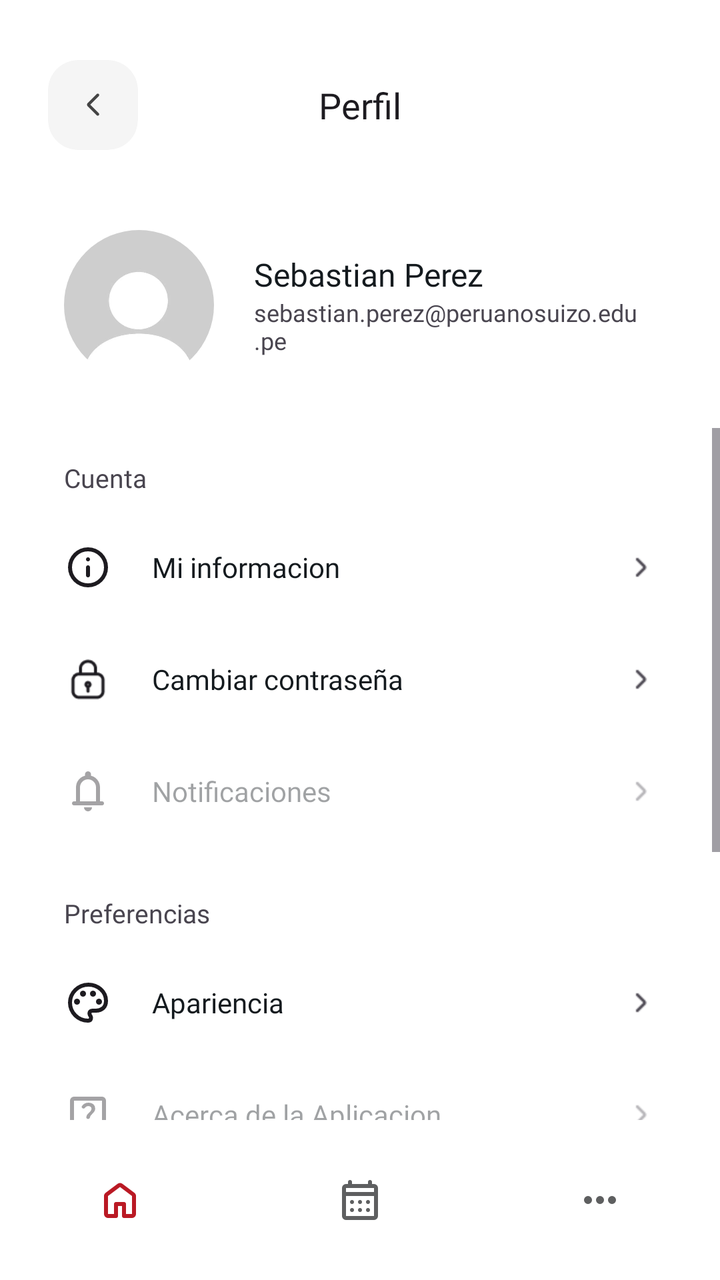
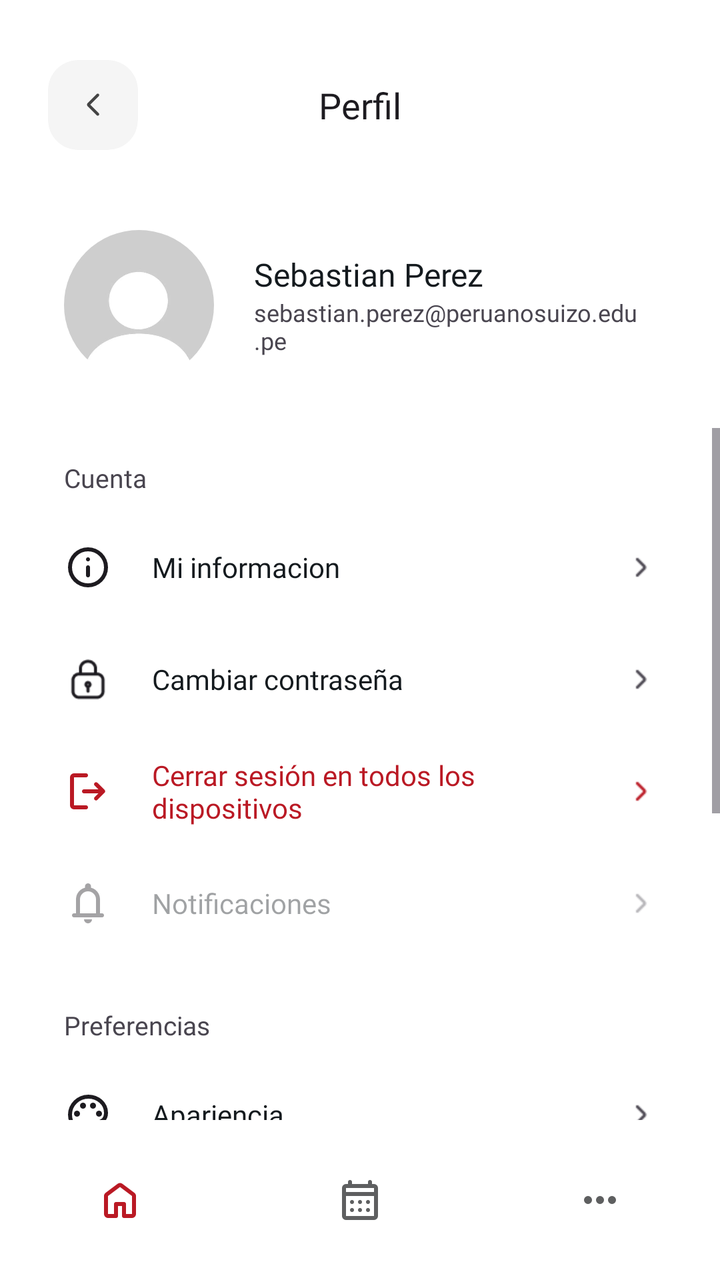

Two renders of the same Android screen: before a commit and after it. Below are the layout's source before the change and the commit's diff.
<!-- AndroidManifest.xml: application theme Theme.IEPeruanoSuizoAPP -->
<!-- res/layout/activity_user_profile.xml -->
<?xml version="1.0" encoding="utf-8"?>
<androidx.constraintlayout.widget.ConstraintLayout xmlns:android="http://schemas.android.com/apk/res/android"
    xmlns:app="http://schemas.android.com/apk/res-auto"
    xmlns:tools="http://schemas.android.com/tools"
    android:id="@+id/main"
    android:layout_width="match_parent"
    android:layout_height="match_parent"
    android:background="?attr/homeHeaderBackground"
    tools:context=".UserProfile">

    
    <androidx.constraintlayout.widget.ConstraintLayout
        android:id="@+id/header_layout"
        android:layout_width="match_parent"
        android:layout_height="wrap_content"
        android:paddingHorizontal="24dp"
        android:paddingTop="30dp"
        android:paddingBottom="16dp"
        app:layout_constraintTop_toTopOf="parent">

        
        <androidx.cardview.widget.CardView
            android:id="@+id/btn_back_profile"
            android:layout_width="45dp"
            android:layout_height="45dp"
            app:cardBackgroundColor="?attr/homeContentBackground"
            app:cardCornerRadius="15dp"
            app:cardElevation="0dp"
            android:clickable="true"
            android:focusable="true"
            app:layout_constraintStart_toStartOf="parent"
            app:layout_constraintTop_toTopOf="parent"
            app:layout_constraintBottom_toBottomOf="parent">

            <ImageView
                android:layout_width="14dp"
                android:layout_height="14dp"
                android:layout_gravity="center"
                android:src="@drawable/icon_arrow_google"
                app:tint="#444444" />
        </androidx.cardview.widget.CardView>

        <TextView
            android:id="@+id/tv_title"
            android:layout_width="wrap_content"
            android:layout_height="wrap_content"
            android:fontFamily="@font/potanosansbold"
            android:text="Perfil"
            android:textColor="?android:attr/textColorPrimary"
            android:textSize="18sp"
            app:layout_constraintBottom_toBottomOf="parent"
            app:layout_constraintEnd_toEndOf="parent"
            app:layout_constraintStart_toStartOf="parent"
            app:layout_constraintTop_toTopOf="parent" />

    </androidx.constraintlayout.widget.ConstraintLayout>

    
    <LinearLayout
        android:id="@+id/user_info_header"
        android:layout_width="match_parent"
        android:layout_height="wrap_content"
        android:layout_marginTop="24dp"
        android:gravity="center_vertical"
        android:orientation="horizontal"
        android:paddingHorizontal="32dp"
        app:layout_constraintTop_toBottomOf="@+id/header_layout">

        <androidx.cardview.widget.CardView
            android:layout_width="75dp"
            android:layout_height="75dp"
            app:cardCornerRadius="37.5dp"
            app:cardElevation="0dp">
            <ImageView
                android:layout_width="match_parent"
                android:layout_height="match_parent"
                android:scaleType="centerCrop"
                android:src="@drawable/emptyphoto" />
        </androidx.cardview.widget.CardView>

        <LinearLayout
            android:layout_width="wrap_content"
            android:layout_height="wrap_content"
            android:layout_marginStart="20dp"
            android:orientation="vertical">

            <TextView
                android:id="@+id/tv_user_name"
                android:layout_width="wrap_content"
                android:layout_height="wrap_content"
                android:fontFamily="@font/pontanosemibold"
                android:text="Sebastian Perez"
                android:textColor="?attr/homeTextColorSebastian"
                android:textSize="16sp" />

            <TextView
                android:id="@+id/tv_user_email"
                android:layout_width="wrap_content"
                android:layout_height="wrap_content"
                android:fontFamily="@font/pontanosemibold"
                android:text="sebastian.perez@peruanosuizo.edu.pe"
                android:textColor="?android:attr/textColorSecondary"
                android:textSize="12sp" />
        </LinearLayout>
    </LinearLayout>

    
    <ScrollView
        android:layout_width="match_parent"
        android:layout_height="0dp"
        android:layout_marginTop="24dp"
        app:layout_constraintBottom_toTopOf="@+id/bottom_navigation"
        app:layout_constraintTop_toBottomOf="@+id/user_info_header">

        <LinearLayout
            android:layout_width="match_parent"
            android:layout_height="wrap_content"
            android:orientation="vertical"
            android:paddingHorizontal="32dp"
            android:paddingBottom="32dp">

            
            <TextView
                android:layout_width="wrap_content"
                android:layout_height="wrap_content"
                android:layout_marginTop="16dp"
                android:layout_marginBottom="8dp"
                android:fontFamily="@font/poppinssemibold"
                android:text="Cuenta"
                android:textColor="?android:attr/textColorSecondary"
                android:textSize="13sp" />

            <LinearLayout
                android:id="@+id/option_mi_informacion"
                android:layout_width="match_parent"
                android:layout_height="56dp"
                android:gravity="center_vertical"
                android:orientation="horizontal"
                android:clickable="true"
                android:focusable="true"
                android:background="?attr/selectableItemBackground">
                <ImageView android:layout_width="24dp" android:layout_height="24dp" android:src="@drawable/icon_info_google" app:tint="?android:attr/textColorPrimary" />
                <TextView android:layout_width="0dp" android:layout_height="wrap_content" android:layout_weight="1" android:layout_marginStart="20dp" android:fontFamily="@font/poppinsmedium" android:text="Mi informacion" android:textColor="?attr/homeTextColorSebastian" android:textSize="14sp" />
                <ImageView android:layout_width="16dp" android:layout_height="16dp" android:src="@drawable/chvronlefticon" app:tint="?android:attr/textColorSecondary" />
            </LinearLayout>

            <LinearLayout
                android:id="@+id/option_security"
                android:layout_width="match_parent"
                android:layout_height="56dp"
                android:gravity="center_vertical"
                android:orientation="horizontal"
                android:clickable="true"
                android:focusable="true"
                android:background="?attr/selectableItemBackground">
                <ImageView android:layout_width="24dp" android:layout_height="24dp" android:src="@drawable/securtitynew" app:tint="?android:attr/textColorPrimary" />
                <TextView android:layout_width="0dp" android:layout_height="wrap_content" android:layout_weight="1" android:layout_marginStart="20dp" android:fontFamily="@font/poppinsmedium" android:text="Cambiar contraseña" android:textColor="?attr/homeTextColorSebastian" android:textSize="14sp" />
                <ImageView android:layout_width="16dp" android:layout_height="16dp" android:src="@drawable/chvronlefticon" app:tint="?android:attr/textColorSecondary" />
            </LinearLayout>

            <LinearLayout
                android:layout_width="match_parent"
                android:layout_height="56dp"
                android:gravity="center_vertical"
                android:orientation="horizontal"
                android:alpha="0.4"
                android:clickable="false">
                <ImageView android:layout_width="24dp" android:layout_height="24dp" android:src="@drawable/icon_notifications_google" app:tint="?android:attr/textColorPrimary" />
                <TextView android:layout_width="0dp" android:layout_height="wrap_content" android:layout_weight="1" android:layout_marginStart="20dp" android:fontFamily="@font/poppinsmedium" android:text="Notificaciones" android:textColor="?attr/homeTextColorSebastian" android:textSize="14sp" />
                <ImageView android:layout_width="16dp" android:layout_height="16dp" android:src="@drawable/chvronlefticon" app:tint="?android:attr/textColorSecondary" />
            </LinearLayout>

            
            <TextView
                android:layout_width="wrap_content"
                android:layout_height="wrap_content"
                android:layout_marginTop="24dp"
                android:layout_marginBottom="8dp"
                android:fontFamily="@font/poppinssemibold"
                android:text="Preferencias"
                android:textColor="?android:attr/textColorSecondary"
                android:textSize="13sp" />

            <LinearLayout
                android:id="@+id/option_apariencia"
                android:layout_width="match_parent"
                android:layout_height="56dp"
                android:gravity="center_vertical"
                android:orientation="horizontal"
                android:clickable="true"
                android:focusable="true"
                android:background="?attr/selectableItemBackground">
                <ImageView android:layout_width="24dp" android:layout_height="24dp" android:src="@drawable/icon_appearance_google" app:tint="?android:attr/textColorPrimary" />
                <TextView android:layout_width="0dp" android:layout_height="wrap_content" android:layout_weight="1" android:layout_marginStart="20dp" android:fontFamily="@font/poppinsmedium" android:text="Apariencia" android:textColor="?attr/homeTextColorSebastian" android:textSize="14sp" />
                <ImageView android:layout_width="16dp" android:layout_height="16dp" android:src="@drawable/chvronlefticon" app:tint="?android:attr/textColorSecondary" />
            </LinearLayout>

            <LinearLayout
                android:layout_width="match_parent"
                android:layout_height="56dp"
                android:gravity="center_vertical"
                android:orientation="horizontal"
                android:alpha="0.4"
                android:clickable="false">
                <ImageView android:layout_width="24dp" android:layout_height="24dp" android:src="@drawable/icon_about_google" app:tint="?android:attr/textColorPrimary" />
                <TextView android:layout_width="0dp" android:layout_height="wrap_content" android:layout_weight="1" android:layout_marginStart="20dp" android:fontFamily="@font/poppinsmedium" android:text="Acerca de la Aplicacion" android:textColor="?attr/homeTextColorSebastian" android:textSize="14sp" />
                <ImageView android:layout_width="16dp" android:layout_height="16dp" android:src="@drawable/chvronlefticon" app:tint="?android:attr/textColorSecondary" />
            </LinearLayout>

            
            <TextView
                android:layout_width="wrap_content"
                android:layout_height="wrap_content"
                android:layout_marginTop="24dp"
                android:layout_marginBottom="8dp"
                android:fontFamily="@font/poppinssemibold"
                android:text="Soporte"
                android:textColor="?android:attr/textColorSecondary"
                android:textSize="13sp" />

            <LinearLayout
                android:layout_width="match_parent"
                android:layout_height="56dp"
                android:gravity="center_vertical"
                android:orientation="horizontal"
                android:alpha="0.4"
                android:clickable="false">
                <ImageView android:layout_width="24dp" android:layout_height="24dp" android:src="@drawable/icon_support_google" app:tint="?android:attr/textColorPrimary" />
                <TextView android:layout_width="0dp" android:layout_height="wrap_content" android:layout_weight="1" android:layout_marginStart="20dp" android:fontFamily="@font/poppinsmedium" android:text="Centro de Ayuda" android:textColor="?attr/homeTextColorSebastian" android:textSize="14sp" />
                <ImageView android:layout_width="16dp" android:layout_height="16dp" android:src="@drawable/chvronlefticon" app:tint="?android:attr/textColorSecondary" />
            </LinearLayout>

            <LinearLayout
                android:id="@+id/btn_logout_profile"
                android:layout_width="match_parent"
                android:layout_height="56dp"
                android:gravity="center_vertical"
                android:orientation="horizontal"
                android:clickable="true"
                android:focusable="true"
                android:background="?attr/selectableItemBackground">
                <ImageView android:layout_width="24dp" android:layout_height="24dp" android:src="@drawable/icon_logout_google" app:tint="#BA1924" />
                <TextView android:layout_width="0dp" android:layout_height="wrap_content" android:layout_weight="1" android:layout_marginStart="20dp" android:fontFamily="@font/poppinsmedium" android:text="Logout" android:textColor="#BA1924" android:textSize="14sp" />
                <ImageView android:layout_width="16dp" android:layout_height="16dp" android:src="@drawable/flechaie" app:tint="#BA1924" />
            </LinearLayout>

        </LinearLayout>
    </ScrollView>

    <com.google.android.material.bottomnavigation.BottomNavigationView
        android:id="@+id/bottom_navigation"
        android:layout_width="match_parent"
        android:layout_height="wrap_content"
        android:background="?attr/bottomNavBackground"
        app:elevation="0dp"
        app:labelVisibilityMode="unlabeled"
        app:menu="@menu/bottom_nav_menu"
        app:itemIconTint="@color/nav_item_color_state"
        app:itemActiveIndicatorStyle="@null"
        app:layout_constraintBottom_toBottomOf="parent"
        app:layout_constraintEnd_toEndOf="parent"
        app:layout_constraintStart_toStartOf="parent" />

</androidx.constraintlayout.widget.ConstraintLayout>
<!-- resources referenced by this layout -->
<resources>
  <!-- drawable icon_arrow_google (drawable) -->
  <vector xmlns:android="http://schemas.android.com/apk/res/android"
      android:width="24dp"
      android:height="24dp"
      android:viewportWidth="960"
      android:viewportHeight="960"
      android:autoMirrored="true">
      <group android:translateX="254">
          <path
              android:fillColor="#FFE3E3E3"
              android:pathData="M142,480L436,774Q451,789 450.5,809Q450,829 435,844Q420,859 400,859Q380,859 365,844L57,537Q45,525 39,510Q33,495 33,480Q33,465 39,450Q45,435 57,423L365,115Q380,100 400.5,100.5Q421,101 436,116Q451,131 451,151Q451,171 436,186L142,480Z" />
      </group>
  </vector>
  <!-- drawable icon_logout_google (drawable) -->
  <vector xmlns:android="http://schemas.android.com/apk/res/android" android:width="24dp" android:height="24dp" android:viewportWidth="960" android:viewportHeight="960" android:autoMirrored="true">
      <path android:fillColor="#FFE3E3E3" android:pathData="M200,840Q167,840 143.5,816.5Q120,793 120,760L120,200Q120,167 143.5,143.5Q167,120 200,120L440,120Q457,120 468.5,131.5Q480,143 480,160Q480,177 468.5,188.5Q457,200 440,200L200,200Q200,200 200,200Q200,200 200,200L200,760Q200,760 200,760Q200,760 200,760L440,760Q457,760 468.5,771.5Q480,783 480,800Q480,817 468.5,828.5Q457,840 440,840L200,840ZM687,520L400,520Q383,520 371.5,508.5Q360,497 360,480Q360,463 371.5,451.5Q383,440 400,440L687,440L612,365Q601,354 601,338Q601,322 612,310Q623,298 640,297.5Q657,297 669,309L812,452Q824,464 824,480Q824,496 812,508L669,651Q657,663 640.5,662.5Q624,662 612,650Q601,638 601.5,621.5Q602,605 613,594L687,520Z" />
  </vector>
  <!-- drawable icon_notifications_google (drawable) -->
  <vector xmlns:android="http://schemas.android.com/apk/res/android"
      android:width="24dp"
      android:height="24dp"
      android:viewportWidth="960"
      android:viewportHeight="960">
      <path
          android:fillColor="#FFE3E3E3"
          android:pathData="M200,760Q183,760 171.5,748.5Q160,737 160,720Q160,703 171.5,691.5Q183,680 200,680L240,680L240,400Q240,317 290,252.5Q340,188 420,168L420,140Q420,115 437.5,97.5Q455,80 480,80Q505,80 522.5,97.5Q540,115 540,140L540,168Q620,188 670,252.5Q720,317 720,400L720,680L760,680Q777,680 788.5,691.5Q800,703 800,720Q800,737 788.5,748.5Q777,760 760,760L200,760ZM480,880Q447,880 423.5,856.5Q400,833 400,800L560,800Q560,833 536.5,856.5Q513,880 480,880ZM320,680L640,680L640,400Q640,334 593,287Q546,240 480,240Q414,240 367,287Q320,334 320,400L320,680Z" />
  </vector>
  <style name="Theme.IEPeruanoSuizoAPP" parent="Base.Theme.IEPeruanoSuizoAPP" />
  <style name="Base.Theme.IEPeruanoSuizoAPP" parent="Theme.Material3.DayNight.NoActionBar">
          
          <item name="colorPrimary">@color/inputcolorgris</item>
  
          
          <item name="android:autofilledHighlight">@android:color/transparent</item>
  
          
          <item name="homeHeaderBackground">@color/white</item>
          <item name="homeContentBackground">#F5F5F5</item>
          <item name="homeCardBackground">@color/white</item>
          <item name="homeTextColorSebastian">#141A1E</item>
          <item name="homeTextColorTitles">#263238</item>
          <item name="homeTextColorCardLabel">#455A64</item>
          <item name="drawerBackground">#6D2932</item>
          <item name="bottomNavBackground">@color/white</item>
      </style>
  <color name="inputcolorgris">#90A5B4</color>
  <color name="white">#FFFFFFFF</color>
  <!-- unchanged entries left out for length: 8 -->
</resources>

<!-- the commit's change to res/layout/activity_user_profile.xml (unified diff, before → after) -->
@@ -159,6 +159,20 @@
             </LinearLayout>
 
             <LinearLayout
+                android:id="@+id/option_logout_all_sessions"
+                android:layout_width="match_parent"
+                android:layout_height="56dp"
+                android:gravity="center_vertical"
+                android:orientation="horizontal"
+                android:clickable="true"
+                android:focusable="true"
+                android:background="?attr/selectableItemBackground">
+                <ImageView android:layout_width="24dp" android:layout_height="24dp" android:src="@drawable/icon_logout_google" app:tint="#BA1924" />
+                <TextView android:layout_width="0dp" android:layout_height="wrap_content" android:layout_weight="1" android:layout_marginStart="20dp" android:fontFamily="@font/poppinsmedium" android:text="Cerrar sesión en todos los dispositivos" android:textColor="#BA1924" android:textSize="14sp" />
+                <ImageView android:layout_width="16dp" android:layout_height="16dp" android:src="@drawable/chvronlefticon" app:tint="#BA1924" />
+            </LinearLayout>
+
+            <LinearLayout
                 android:layout_width="match_parent"
                 android:layout_height="56dp"
                 android:gravity="center_vertical"
